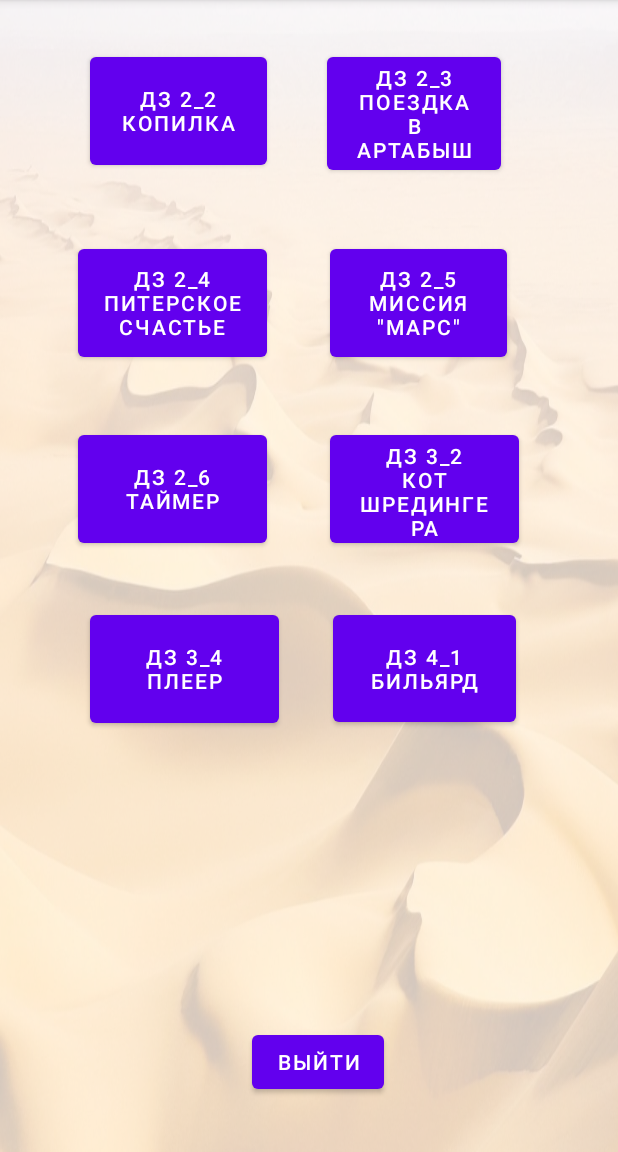
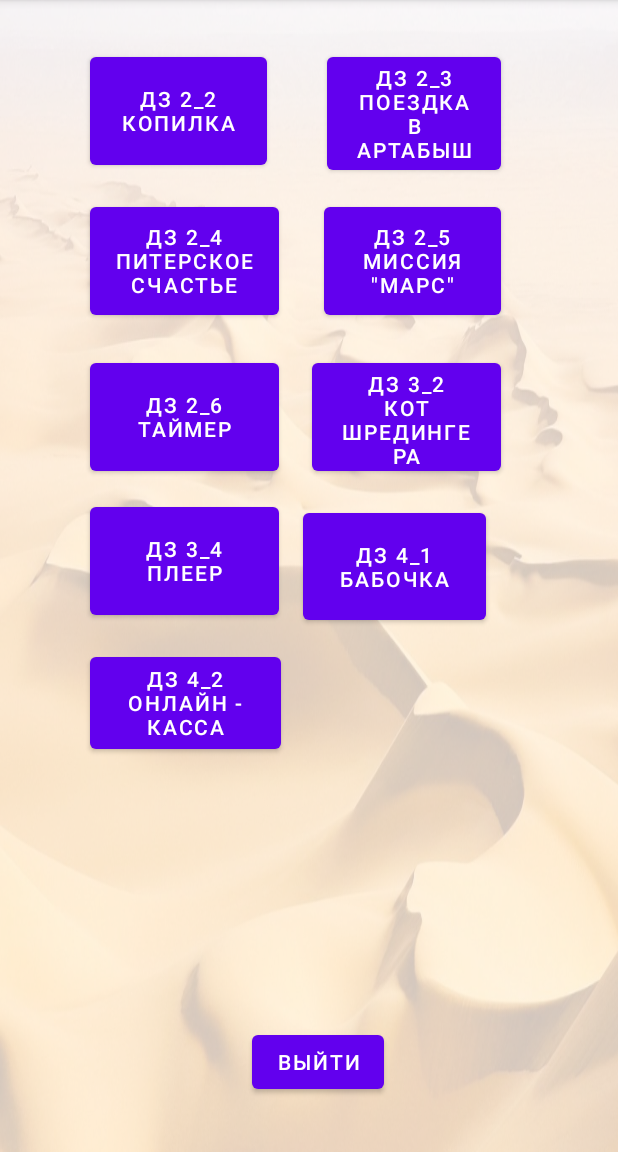
Before and after one commit to chmonyya/All_DZ, an Android app: the screen it shows after launch (MainActivity), on a phone screen of 412 x 824 dp, the part 84-1236 px from its top. Run offline under Robolectric (Android 15) with nearby library versions, the phone set to English and light mode, and no system bars.

Commit message:
добавлено ДЗ 4.2

```diff
--- a/app/src/main/AndroidManifest.xml
+++ b/app/src/main/AndroidManifest.xml
@@ -12,6 +12,12 @@
         android:theme="@style/Theme.MyApplication"
         tools:targetApi="31">
         <activity
+            android:name=".dz4_2_2"
+            android:exported="false" />
+        <activity
+            android:name=".dz4_2_1"
+            android:exported="false" />
+        <activity
             android:name=".MainActivity"
             android:exported="true">
             <intent-filter>
--- a/app/src/main/res/layout/activity_main.xml
+++ b/app/src/main/res/layout/activity_main.xml
@@ -12,7 +12,7 @@
         android:layout_width="126dp"
         android:layout_height="84dp"
         android:layout_marginStart="60dp"
-        android:layout_marginTop="404dp"
+        android:layout_marginTop="332dp"
         android:onClick="onClickDZ3_4"
         android:text="ДЗ 3_4 Плеер"
         app:layout_constraintStart_toStartOf="parent"
@@ -22,8 +22,8 @@
         android:id="@+id/dz3_2"
         android:layout_width="126dp"
         android:layout_height="84dp"
-        android:layout_marginStart="220dp"
-        android:layout_marginTop="284dp"
+        android:layout_marginStart="208dp"
+        android:layout_marginTop="236dp"
         android:onClick="onClickDZ3_2"
         android:text="ДЗ 3_2    Кот Шредингера"
         app:layout_constraintStart_toStartOf="parent"
@@ -55,8 +55,8 @@
         android:id="@+id/dz2_4"
         android:layout_width="126dp"
         android:layout_height="84dp"
-        android:layout_marginStart="52dp"
-        android:layout_marginTop="160dp"
+        android:layout_marginStart="60dp"
+        android:layout_marginTop="132dp"
         android:onClick="onClickDZ2_4"
         android:text="ДЗ 2_4 Питерское Счастье"
         app:layout_constraintStart_toStartOf="parent"
@@ -66,8 +66,8 @@
         android:id="@+id/dz2_6"
         android:layout_width="126dp"
         android:layout_height="84dp"
-        android:layout_marginStart="52dp"
-        android:layout_marginTop="284dp"
+        android:layout_marginStart="60dp"
+        android:layout_marginTop="236dp"
         android:onClick="onClickDZ2_6"
         android:text="ДЗ 2_6 Таймер"
         app:layout_constraintStart_toStartOf="parent"
@@ -77,15 +77,15 @@
         android:id="@+id/dz2_5"
         android:layout_width="118dp"
         android:layout_height="84dp"
-        android:layout_marginStart="220dp"
-        android:layout_marginTop="160dp"
+        android:layout_marginStart="216dp"
+        android:layout_marginTop="132dp"
         android:onClick="onClickDZ2_5"
         android:text="ДЗ 2_5 Миссия &quot;Марс&quot;"
         app:layout_constraintStart_toStartOf="parent"
         app:layout_constraintTop_toTopOf="parent" />
 
     <Button
-        android:id="@+id/exit"
+        android:id="@+id/close"
         android:layout_width="wrap_content"
         android:layout_height="wrap_content"
         android:layout_marginEnd="156dp"
@@ -99,11 +99,22 @@
         android:id="@+id/dz4_1"
         android:layout_width="122dp"
         android:layout_height="83dp"
-        android:layout_marginStart="36dp"
-        android:layout_marginTop="36dp"
+        android:layout_marginStart="16dp"
+        android:layout_marginTop="16dp"
         android:onClick="onClickDZ4_1"
-        android:text="ДЗ 4_1   Бильярд"
+        android:text="ДЗ 4_1   Бабочка"
         app:layout_constraintStart_toEndOf="@+id/dz3_4"
         app:layout_constraintTop_toBottomOf="@+id/dz3_2" />
 
+    <Button
+        android:id="@+id/dz4_2"
+        android:layout_width="127dp"
+        android:layout_height="73dp"
+        android:layout_marginStart="60dp"
+        android:layout_marginTop="16dp"
+        android:onClick="onClickDZ4_2"
+        android:text="ДЗ 4_2 Онлайн - касса"
+        app:layout_constraintStart_toStartOf="parent"
+        app:layout_constraintTop_toBottomOf="@+id/dz3_4" />
+
 </androidx.constraintlayout.widget.ConstraintLayout>
```
Also changed, not shown: app/src/main/java/ru/sinergy/myapplication/MainActivity.java (+15 -30 lines), app/src/main/java/ru/sinergy/myapplication/Ticket.java (+26 -6 lines), app/src/main/java/ru/sinergy/myapplication/dz4_2_1.java (added, +117 -0 lines), app/src/main/java/ru/sinergy/myapplication/dz4_2_2.java (added, +90 -0 lines), app/src/main/res/layout/dz4_2_1.xml (added, +51 -0 lines), app/src/main/res/layout/dz4_2_2.xml (added, +40 -0 lines).
